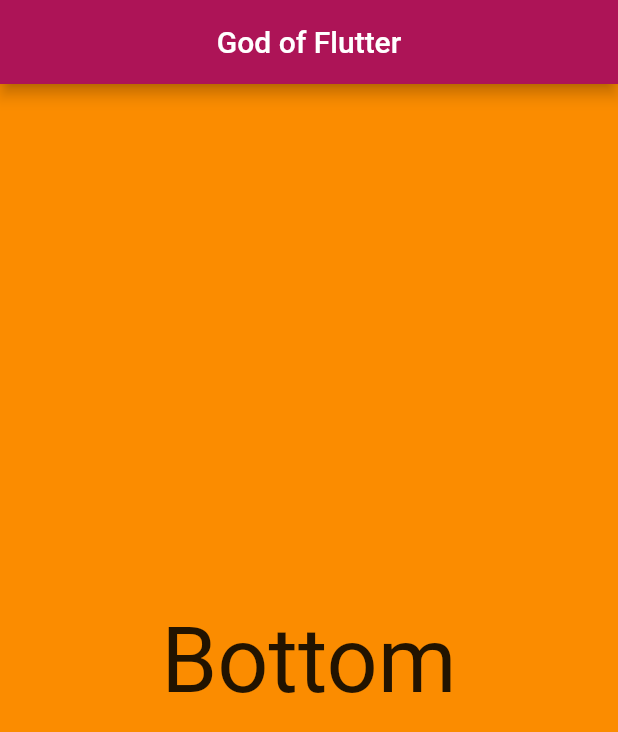
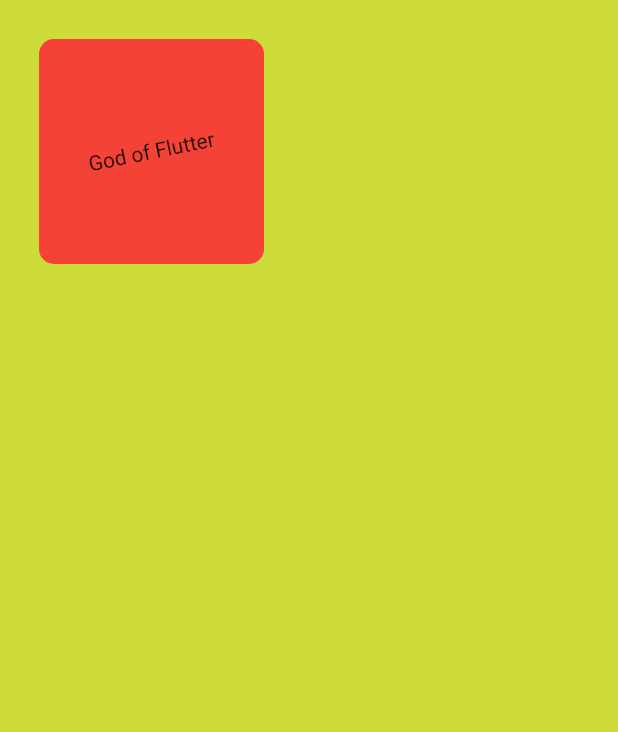
Before and after one commit to yssfsahn/kahve-dunyasi, a Flutter app: the screen it shows after launch, on a phone screen of 412 x 824 dp. Shown: the top 732 px of the screen. Run offline on Flutter 3.47's test engine with Material 2 defaults, Android fonts, the phone set to English and light mode, and no system bars.

Commit message:
2.inci raund

```diff
--- a/lib/main.dart
+++ b/lib/main.dart
@@ -13,17 +13,24 @@
   Widget build(BuildContext context) {
     return MaterialApp(
       home: Scaffold(
-        backgroundColor: Colors.orange[600],
-        body: Center(
-          child: Text(
-            'Bottom',
-            style: TextStyle(fontSize: 60),
+        backgroundColor: Colors.lime,
+        body: SafeArea(
+          child: Container(
+            width: 150,
+            height: 150,
+            alignment: Alignment.center,
+            decoration: BoxDecoration(
+                shape: BoxShape.rectangle,
+                color: Colors.red,
+                borderRadius: BorderRadiusDirectional.circular(10)),
+            padding: EdgeInsets.all(30),
+            margin: EdgeInsets.all(26),
+            child: Transform(
+              child: Text('God of Flutter'),
+              transform: Matrix4.rotationZ(-0.2),
+              alignment: FractionalOffset.center,
+            ),
           ),
-        ),
-        appBar: AppBar(
-          backgroundColor: Colors.pink[800],
-          title: Text('God of Flutter'),
-          centerTitle: true,
         ),
       ),
     );
```
